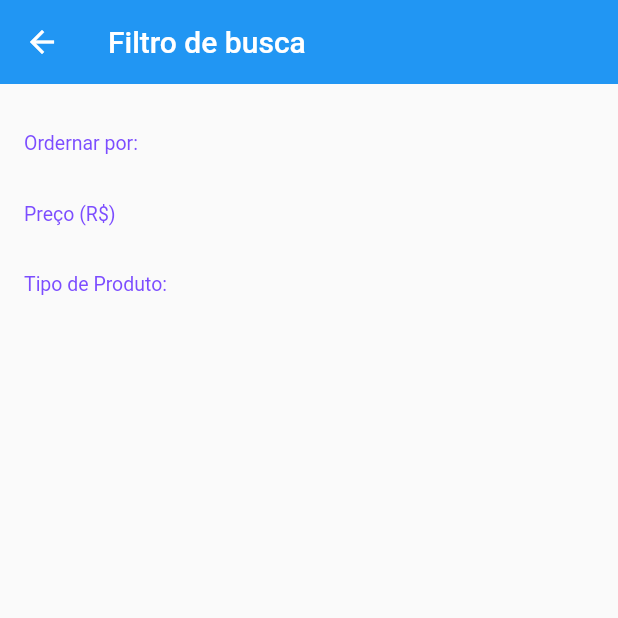
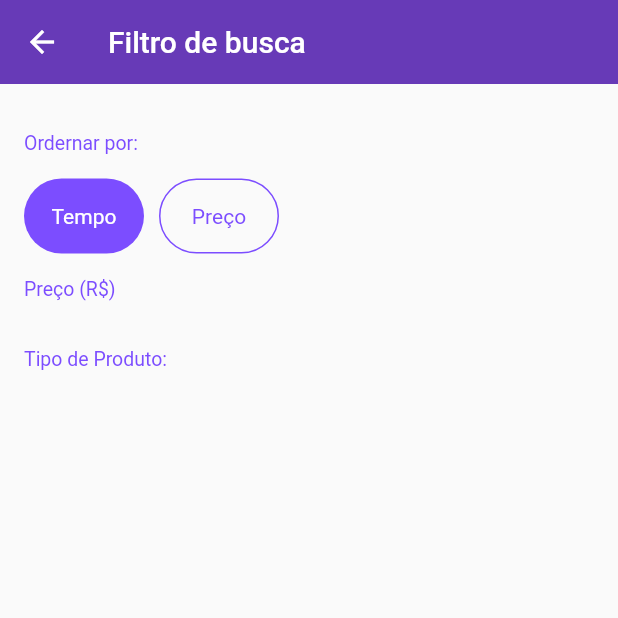
Before and after one commit to david112019/P2, a Flutter app: the FilterScreen screen opened directly, on a phone screen of 412 x 824 dp, the top half of it. Run offline on Flutter 3.47's test engine with Material 2 defaults, Android fonts, the phone set to English and light mode, and no system bars; our stand-ins replace rxdart.

Commit message:
Ref #9 Tipo de filtro

```diff
--- a/lib/main.dart
+++ b/lib/main.dart
@@ -25,7 +25,7 @@ class MyApp extends StatelessWidget {
         title: 'XLO',
         debugShowCheckedModeBanner: false,
         theme: ThemeData(
-          primarySwatch: Colors.blue,
+          primarySwatch: Colors.deepPurple,
         ),
         home: BaseScreen(),
       ),
--- /dev/null
+++ b/lib/models/filter.dart
@@ -0,0 +1 @@
+enum OrderBy {TIME, PRICE}
--- a/lib/screens/filter/filter_screen.dart
+++ b/lib/screens/filter/filter_screen.dart
@@ -1,4 +1,6 @@
 import 'package:flutter/material.dart';
+import 'package:xlo/models/filter.dart';
+import 'package:xlo/screens/filter/widgets/order_by_field.dart';
 import 'package:xlo/screens/filter/widgets/section_title.dart';
 
 class FilterScreen extends StatefulWidget {
@@ -25,6 +27,13 @@ class _FilterScreenState extends State<FilterScreen> {
               padding: const EdgeInsets.all(16),
               children: <Widget>[
                 const SectionTitle(title: "Ordernar por:",),
+                OrderByField(
+                  initialValue: OrderBy.TIME,
+                  onSaved: (v){
+
+                  }
+                ),
+
                 const SectionTitle(title: "Preço (R\$)",),
                 const SectionTitle(title: "Tipo de Produto:",),
               ],
--- /dev/null
+++ b/lib/screens/filter/widgets/order_by_field.dart
@@ -0,0 +1,55 @@
+import 'package:flutter/cupertino.dart';
+import 'package:flutter/material.dart';
+import 'package:xlo/models/filter.dart';
+
+class OrderByField extends StatelessWidget {
+  OrderByField({this.onSaved, this.initialValue});
+
+  final FormFieldSetter<OrderBy> onSaved;
+  final OrderBy initialValue;
+
+  @override
+  Widget build(BuildContext context) {
+    return FormField<OrderBy>(
+      initialValue: initialValue,
+      onSaved: onSaved,
+      builder: (state) {
+        return Row(
+          children: <Widget>[
+            GestureDetector(
+              onTap: () {
+                state.didChange(OrderBy.TIME);
+              },
+              child: Container(
+                height: 50,
+                width: 80,
+                decoration: BoxDecoration(
+                    border: Border.all(color: state.value  == OrderBy.TIME ? Colors.transparent : Colors.deepPurpleAccent),
+                    borderRadius: const BorderRadius.all(Radius.circular(50)),
+                    color: state.value  == OrderBy.TIME ? Colors.deepPurpleAccent : Colors.transparent),
+                alignment: Alignment.center,
+                child: Text('Tempo', style: TextStyle(color: state.value  == OrderBy.TIME ? Colors.white : Colors.deepPurpleAccent)),
+              ),
+            ),
+            const SizedBox(width: 10,),
+            GestureDetector(
+              onTap: () {
+                state.didChange(OrderBy.PRICE);
+              },
+              child: Container(
+                height: 50,
+                width: 80,
+                decoration: BoxDecoration(
+                    border: Border.all(color: state.value  == OrderBy.PRICE ? Colors.transparent : Colors.deepPurpleAccent),
+                    borderRadius: const BorderRadius.all(Radius.circular(50)),
+                    color: state.value  == OrderBy.PRICE ? Colors.deepPurpleAccent : Colors.transparent),
+                alignment: Alignment.center,
+                child: Text('Preço', style: TextStyle(color: state.value  == OrderBy.PRICE ? Colors.white : Colors.deepPurpleAccent)),
+              ),
+            )
+          ],
+        );
+      },
+    );
+  }
+}
--- a/lib/screens/home/home_screen.dart
+++ b/lib/screens/home/home_screen.dart
@@ -41,7 +41,7 @@ class _HomeScreenState extends State<HomeScreen> {
         elevation: 0,
         title: StreamBuilder<String>(
           stream: _homeBloc.outSearch,
-          initialData: 'MARKET EASY',
+          initialData: '',
           builder: (context, snapshot){
             if(snapshot.data.isEmpty)
               return Container(
--- a/lib/screens/home/widgets/top_bar.dart
+++ b/lib/screens/home/widgets/top_bar.dart
@@ -42,7 +42,7 @@ class TopBar extends StatelessWidget {
                 MaterialPageRoute(
                   builder: (context) => FilterScreen()
                 )
-              )
+              );
 
             },),
         ],
```
Also changed, not shown: 10 other files.
